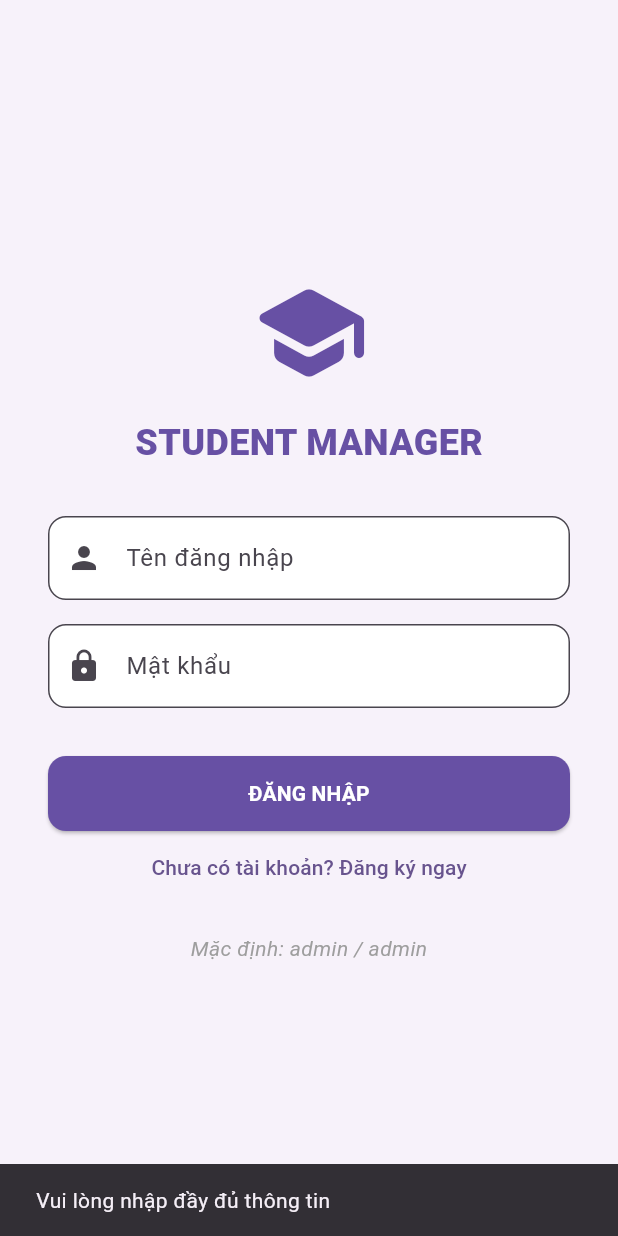
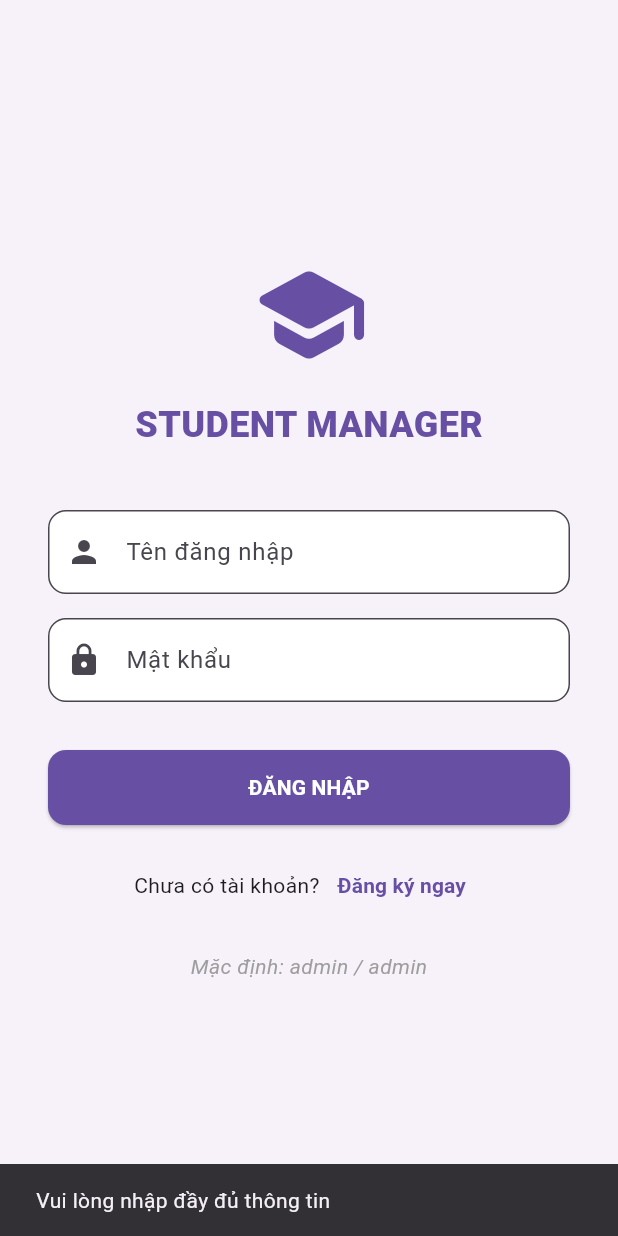
Before and after one commit to MiyazakiLOL/StudentManagement, a Flutter app: the screen it shows after launch, after a tap on "ĐĂNG NHẬP", on a phone screen of 412 x 824 dp. Run offline on Flutter 3.47's test engine with Material 3 defaults, Android fonts, the phone set to English and light mode, and no system bars; our stand-ins replace shared_preferences.

Commit message:
cập nhật giao diện đăng ký

```diff
--- a/lib/screens/login_page.dart
+++ b/lib/screens/login_page.dart
@@ -12,6 +12,8 @@ class LoginPage extends StatefulWidget {
 class _LoginPageState extends State<LoginPage> {
   final _usernameController = TextEditingController();
   final _passwordController = TextEditingController();
+  final _confirmPasswordController = TextEditingController();
+  final _emailController = TextEditingController();
   bool _isRegistering = false;
 
   Future<void> _handleAuth() async {
@@ -24,6 +26,19 @@ class _LoginPageState extends State<LoginPage> {
     }
 
     if (_isRegistering) {
+      final confirmPass = _confirmPasswordController.text.trim();
+      final email = _emailController.text.trim();
+
+      if (email.isEmpty || confirmPass.isEmpty) {
+        ScaffoldMessenger.of(context).showSnackBar(const SnackBar(content: Text('Vui lòng nhập đầy đủ thông tin')));
+        return;
+      }
+
+      if (pass != confirmPass) {
+        ScaffoldMessenger.of(context).showSnackBar(const SnackBar(content: Text('Mật khẩu xác nhận không khớp')));
+        return;
+      }
+
       final success = await AuthService.register(user, pass);
       if (success) {
         setState(() => _isRegistering = false);
@@ -51,9 +66,22 @@ class _LoginPageState extends State<LoginPage> {
           child: Column(
             mainAxisAlignment: MainAxisAlignment.center,
             children: [
-              const Icon(Icons.school_rounded, size: 80, color: Color(0xFF6750A4)),
+              Icon(
+                _isRegistering ? Icons.person_add_alt_1_rounded : Icons.school_rounded,
+                size: 80,
+                color: const Color(0xFF6750A4)
+              ),
               const SizedBox(height: 16),
-              const Text('STUDENT MANAGER', style: TextStyle(fontSize: 24, fontWeight: FontWeight.w900, color: Color(0xFF6750A4))),
+              Text(
+                _isRegistering ? 'TẠO TÀI KHOẢN' : 'STUDENT MANAGER',
+                style: const TextStyle(fontSize: 24, fontWeight: FontWeight.w900, color: Color(0xFF6750A4))
+              ),
+              const SizedBox(height: 8),
+              if (_isRegistering)
+                const Text(
+                  'Tham gia cùng chúng tôi ngay hôm nay!',
+                  style: TextStyle(color: Colors.grey, fontSize: 14),
+                ),
               const SizedBox(height: 32),
               TextField(
                 controller: _usernameController,
@@ -65,6 +93,20 @@ class _LoginPageState extends State<LoginPage> {
                   fillColor: Colors.white,
                 ),
               ),
+              if (_isRegistering) ...[
+                const SizedBox(height: 16),
+                TextField(
+                  controller: _emailController,
+                  keyboardType: TextInputType.emailAddress,
+                  decoration: InputDecoration(
+                    labelText: 'Email liên hệ',
+                    prefixIcon: const Icon(Icons.email),
+                    border: OutlineInputBorder(borderRadius: BorderRadius.circular(12)),
+                    filled: true,
+                    fillColor: Colors.white,
+                  ),
+                ),
+              ],
               const SizedBox(height: 16),
               TextField(
                 controller: _passwordController,
@@ -77,6 +119,20 @@ class _LoginPageState extends State<LoginPage> {
                   fillColor: Colors.white,
                 ),
               ),
+              if (_isRegistering) ...[
+                const SizedBox(height: 16),
+                TextField(
+                  controller: _confirmPasswordController,
+                  obscureText: true,
+                  decoration: InputDecoration(
+                    labelText: 'Xác nhận mật khẩu',
+                    prefixIcon: const Icon(Icons.lock_clock),
+                    border: OutlineInputBorder(borderRadius: BorderRadius.circular(12)),
+                    filled: true,
+                    fillColor: Colors.white,
+                  ),
+                ),
+              ],
               const SizedBox(height: 32),
               SizedBox(
                 width: double.infinity,
@@ -88,15 +144,33 @@ class _LoginPageState extends State<LoginPage> {
                     foregroundColor: Colors.white,
                     shape: RoundedRectangleBorder(borderRadius: BorderRadius.circular(12)),
                   ),
-                  child: Text(_isRegistering ? 'ĐĂNG KÝ' : 'ĐĂNG NHẬP', style: const TextStyle(fontWeight: FontWeight.bold)),
+                  child: Text(_isRegistering ? 'ĐĂNG KÝ NGAY' : 'ĐĂNG NHẬP', style: const TextStyle(fontWeight: FontWeight.bold)),
                 ),
               ),
-              TextButton(
-                onPressed: () => setState(() => _isRegistering = !_isRegistering),
-                child: Text(_isRegistering ? 'Đã có tài khoản? Đăng nhập' : 'Chưa có tài khoản? Đăng ký ngay'),
+              const SizedBox(height: 16),
+              Row(
+                mainAxisAlignment: MainAxisAlignment.center,
+                children: [
+                  Text(_isRegistering ? 'Đã có tài khoản?' : 'Chưa có tài khoản?'),
+                  TextButton(
+                    onPressed: () => setState(() {
+                      _isRegistering = !_isRegistering;
+                      _usernameController.clear();
+                      _passwordController.clear();
+                      _confirmPasswordController.clear();
+                      _emailController.clear();
+                    }),
+                    child: Text(
+                      _isRegistering ? 'Đăng nhập' : 'Đăng ký ngay',
+                      style: const TextStyle(fontWeight: FontWeight.bold, color: Color(0xFF6750A4)),
+                    ),
+                  ),
+                ],
               ),
-              const SizedBox(height: 20),
-              const Text('Mặc định: admin / admin', style: TextStyle(color: Colors.grey, fontStyle: FontStyle.italic)),
+              if (!_isRegistering) ...[
+                const SizedBox(height: 20),
+                const Text('Mặc định: admin / admin', style: TextStyle(color: Colors.grey, fontStyle: FontStyle.italic)),
+              ]
             ],
           ),
         ),
```
